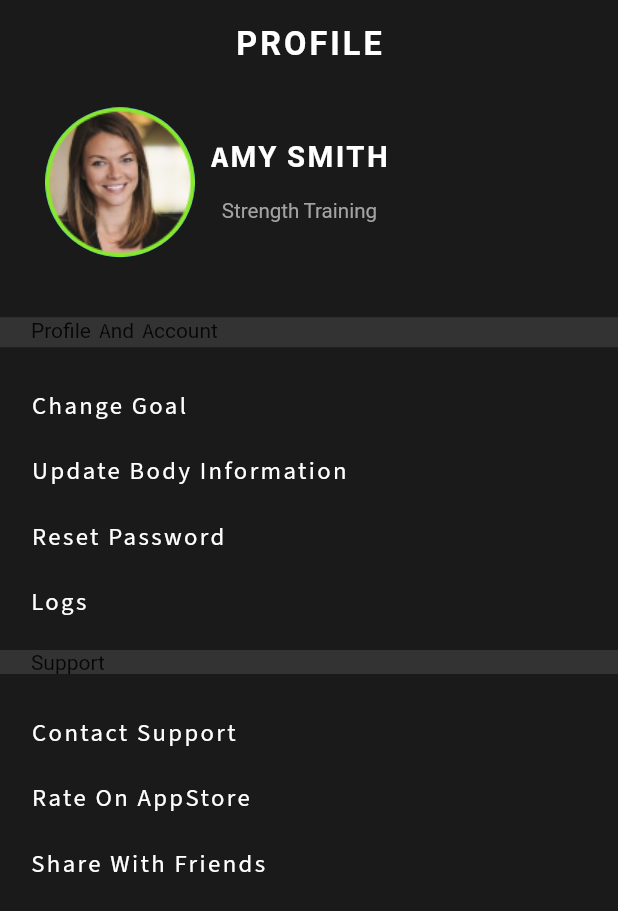
After one commit to Anthrapper/hypertrophy, a Flutter app: the ProfilePage screen opened directly, on a phone screen of 412 x 824 dp. The commit adds this screen. Shown: the top 911 px of the screen. Run offline on Flutter 3.47's test engine with Material 2 defaults, Android fonts, the phone set to English and light mode, and no system bars; our stand-ins replace auto_size_text, font_awesome_flutter, get, google_fonts; missing offline and left inert: search_widget; Roboto replaces fonts that are missing (Michroma).

Commit message:
profile and diet screen added

```diff
--- /dev/null
+++ b/lib/UI/Screens/Profile/profile.dart
@@ -0,0 +1,243 @@
+import 'package:flutter/cupertino.dart';
+import 'package:flutter/material.dart';
+import 'package:get/get.dart';
+import 'package:google_fonts/google_fonts.dart';
+
+import '../../../utilities/constants/colors.dart';
+import '../../../utilities/hexColor.dart';
+import '../../Widgets/background.dart';
+
+class ProfilePage extends StatefulWidget {
+  @override
+  _ProfilePageState createState() => _ProfilePageState();
+}
+
+class _ProfilePageState extends State<ProfilePage> {
+  @override
+  Widget build(BuildContext context) {
+    return Scaffold(
+      backgroundColor:  HexColorUtils.getColorFromHex(CustomColors.bg),
+      body: SafeArea(
+          child: ListView(
+            children: [
+              _heading(),
+              _intro(),
+              _information(),
+              _list(),
+              _information2(),
+              _list2(),
+
+
+            ],
+          ),
+        ),
+
+    );
+
+  }
+  Widget _heading(){
+    return  Padding(
+      padding: EdgeInsets.only(top: Get.height / 50),
+      child: Center(
+        child: Text(
+          'PROFILE',
+          style: TextStyle(
+            fontWeight: FontWeight.bold,
+            color: HexColorUtils.getColorFromHex(CustomColors.whiteText),
+            fontSize: Get.width / 19,
+            letterSpacing: 2,
+          ),
+        ),
+      ),
+    );
+  }
+  Widget _intro(){
+
+    return Padding(
+      padding: const EdgeInsets.all( 30),
+
+      child: Padding(
+        padding: const EdgeInsets.only(bottom: 10),
+        child: Container(
+            child: Row(
+              children: <Widget>[
+                CircleAvatar(
+                  radius: 50,
+                  backgroundImage: AssetImage('assets/images/Rectangle 25.png'),
+                ),
+                SizedBox(width: 10),
+                Column(
+                  children: <Widget>[
+
+                    Text('AMY SMITH'
+                      ,style: TextStyle(
+                        fontWeight: FontWeight.bold,
+                        color: HexColorUtils.getColorFromHex(
+                            CustomColors.whiteText),
+                        fontSize: Get.width / 21,
+                        letterSpacing: 1.6,
+                      ),),
+
+                    SizedBox(height:Get.height/ 70),
+                    Text('Strength Training',
+                      style: TextStyle(
+                        fontSize: Get.width/30,
+                        color: HexColorUtils.getColorFromHex(CustomColors.textfieldText),)
+                    ),
+
+                  ],
+                ),
+
+              ],
+            )
+
+        ),
+      ),
+    );
+
+
+  }
+
+Widget _information(){
+    return Container(
+
+      color: HexColorUtils.getColorFromHex(CustomColors.background),
+
+      child: Padding(
+        padding:  EdgeInsets.only(left:Get.width/ 20),
+        child: Text('Profile  And  Account'
+
+        ),
+      ),
+    );
+
+
+}
+
+
+Widget _list(){
+
+    return Container(
+      child: Column(
+        crossAxisAlignment: CrossAxisAlignment.start,
+        children: <Widget>[
+          InkWell(
+            child: Padding(
+              padding:  EdgeInsets.fromLTRB(Get.width/ 20,Get.height/ 30,Get.width/5,0),
+              child: Text('Change Goal'
+              ,style:  GoogleFonts.sourceSansPro(
+                  fontSize: Get.width/25,
+                  color: HexColorUtils.getColorFromHex(CustomColors.whiteText),
+                    letterSpacing: 1.6
+                ),
+
+              ),),
+
+            onTap: (){},
+          ),
+          InkWell(
+            child: Padding(
+              padding:  EdgeInsets.fromLTRB(Get.width/ 20,Get.height/ 40,Get.width/5,0),
+              child: Text('Update Body Information'
+                ,style: GoogleFonts.sourceSansPro(
+                  fontSize: Get.width/25,
+                  color: HexColorUtils.getColorFromHex(CustomColors.whiteText),
+letterSpacing: 1.6
+                ),
+
+              ),),
+
+            onTap: (){},
+          ),
+          InkWell(
+            child: Padding(
+              padding:  EdgeInsets.fromLTRB(Get.width/ 20,Get.height /40,Get.width/5,0),
+              child: Text('Reset Password'
+                ,style:  GoogleFonts.sourceSansPro(
+                  fontSize: Get.width/25,
+                  color: HexColorUtils.getColorFromHex(CustomColors.whiteText),
+                    letterSpacing: 1.6
+                ),
+
+              ),),
+
+            onTap: (){},
+          ),
+          InkWell(
+            child: Padding(
+              padding:  EdgeInsets.fromLTRB(20,Get.height/ 40,Get.width/5,Get.height/ 40),
+              child: Text('Logs'
+                ,style:  GoogleFonts.sourceSansPro(
+                  fontSize: Get.width/25,
+                  color: HexColorUtils.getColorFromHex(CustomColors.whiteText),
+                    letterSpacing: 1.6
+                ),
+
+              ),),
+
+            onTap: (){},
+          ),
+        ],
+      ),
+    );
+}
+Widget _information2(){
+  return Container(
+
+    color:  HexColorUtils.getColorFromHex(CustomColors.background),
+
+    child: Padding(
+      padding:  EdgeInsets.only( left:Get.width/ 20),
+      child: Text('Support'
+
+      ),
+    ),
+  );
+}
+Widget _list2(){
+    return Column(
+      crossAxisAlignment: CrossAxisAlignment.start,
+      children: <Widget>[
+        InkWell(
+          child: Padding(
+            padding:  EdgeInsets.fromLTRB(Get.width/ 20,Get.height/ 30,Get.width/5,0),
+            child: Text('Contact Support'
+              ,style:GoogleFonts.sourceSansPro(
+                  fontSize: Get.width/25,
+                  color: HexColorUtils.getColorFromHex(CustomColors.whiteText),
+                  letterSpacing: 1.6
+              ),
+            ),),
+
+          onTap: (){},
+        ),
+        InkWell(
+          child: Padding(
+            padding:  EdgeInsets.fromLTRB(Get.width/ 20,Get.height/ 40,Get.width/5,0),
+            child: Text('Rate On AppStore'
+              ,style:GoogleFonts.sourceSansPro(
+                  fontSize: Get.width/25,
+                  color: HexColorUtils.getColorFromHex(CustomColors.whiteText),
+                  letterSpacing: 1.6
+              ),
+            ),),
+
+          onTap: (){},
+        ),
+        InkWell(
+          child: Padding(
+            padding:  EdgeInsets.fromLTRB(20,Get.height/ 40,Get.width/5,Get.height/ 40),
+            child: Text('Share With Friends'
+              ,style: GoogleFonts.sourceSansPro(
+                  fontSize: Get.width/25,
+                  color: HexColorUtils.getColorFromHex(CustomColors.whiteText),
+                  letterSpacing: 1.6
+              ),
+            ),),
+
+          onTap: (){},
+        ),
+      ],
+    );
+}
+}
--- a/lib/UI/Screens/SignUp/SignUp.dart
+++ b/lib/UI/Screens/SignUp/SignUp.dart
@@ -1,9 +1,12 @@
+
+
 import 'package:flutter/material.dart';
 import 'package:font_awesome_flutter/font_awesome_flutter.dart';
 import 'package:get/get.dart';
 import 'package:google_fonts/google_fonts.dart';
 import 'package:hypertrophy/Services/Controllers/signUpController.dart';
 import 'package:hypertrophy/Services/Validators/validator.dart';
+import 'package:hypertrophy/UI/Screens/Profile/profile.dart';
 import 'package:hypertrophy/UI/Widgets/widgets.dart';
 import 'package:hypertrophy/utilities/utils.dart';
 
@@ -46,7 +49,7 @@ class SignUp extends StatelessWidget {
                         fontWeight: FontWeight.bold,
                         color: HexColorUtils.getColorFromHex(
                             CustomColors.whiteText),
-                        fontSize: Get.width / 21,
+
                         letterSpacing: 1.6,
                       ),
                     ),
@@ -105,6 +108,7 @@ class SignUp extends StatelessWidget {
                   //   print('clicked');
                   // }
                   Get.toNamed('/genderselection');
+
                 },
                 child: Padding(
                   padding: EdgeInsets.fromLTRB(13, Get.height / 35, 13, 25),
--- a/lib/UI/Widgets/dropdown.dart
+++ b/lib/UI/Widgets/dropdown.dart
@@ -30,7 +30,7 @@ class CustomDropDown extends StatelessWidget {
         ),
         isExpanded: false,
         autofocus: false,
-        icon: Icon(Icons.arrow_drop_down_sharp),
+       // icon: Icon(Icons.arrow_drop_down_sharp),
         iconEnabledColor: HexColorUtils.getColorFromHex(CustomColors.hintText),
         iconDisabledColor: Colors.grey[200],
         iconSize: 20,
--- a/lib/utilities/constants/colors.dart
+++ b/lib/utilities/constants/colors.dart
@@ -13,4 +13,5 @@ class CustomColors {
   static const String primary = "#8AE82D";
   static const String text1 = '#A3A3A3';
   static const String shadow = '#303030';
+
 }
--- a/lib/utilities/router/routes.dart
+++ b/lib/utilities/router/routes.dart
@@ -2,8 +2,10 @@ import 'package:get/get.dart';
 import 'package:hypertrophy/UI/Screens/BodyInformation/BodyInfo.dart';
 import 'package:hypertrophy/UI/Screens/BodyInformation/GenderSelection/GenderSelection.dart';
 import 'package:hypertrophy/UI/Screens/BodyInformation/Goal/Goal.dart';
+import 'package:hypertrophy/UI/Screens/Diet/diet.dart';
 import 'package:hypertrophy/UI/Screens/OnBoarding/Onboarding.dart';
 import 'package:hypertrophy/UI/Screens/Login/login.dart';
+import 'package:hypertrophy/UI/Screens/Profile/profile.dart';
 import 'package:hypertrophy/UI/Screens/SignUp/SignUp.dart';
 
 class Routes {
@@ -31,6 +33,7 @@ class Routes {
     GetPage(
       name: '/goal',
       page: () => Goal(),
-    )
+    ),
+
   ];
 }
--- a/pubspec.yaml
+++ b/pubspec.yaml
@@ -28,6 +28,7 @@ dependencies:
   font_awesome_flutter: ^8.8.1
   get: ^3.11.1
   auto_size_text: ^2.1.0
+  search_widget:
 
 dev_dependencies:
   flutter_test:
```
Also changed, not shown: lib/UI/Screens/Diet/diet.dart (added, +185 -0 lines), lib/UI/Screens/Login/login.dart (+17 -5 lines), assets/images/Rectangle 20.png (added), assets/images/Rectangle 25.png (added), pubspec.lock.
